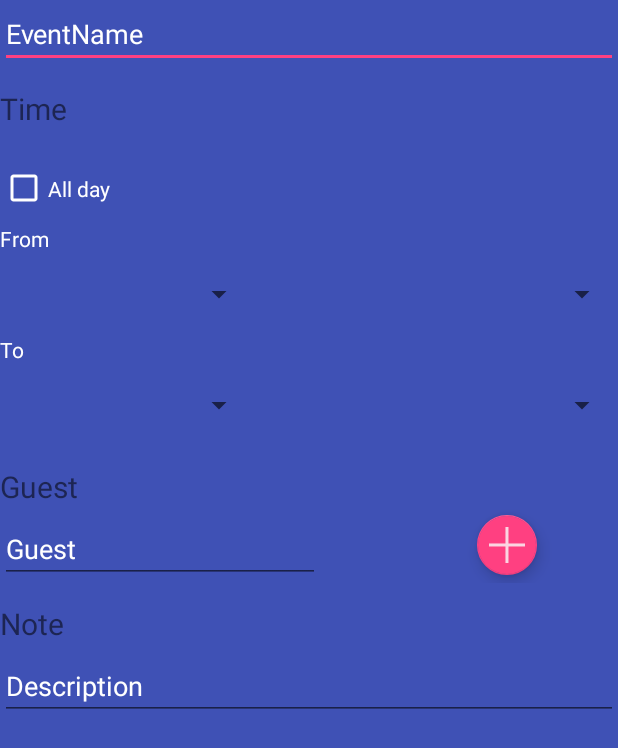
After one commit to barsKii/FlatApplication-SDP-GRP3, an Android app: the layout calendar_add_event.xml on its own in the app's theme, with its tools: preview values and no code run, on a phone screen of 412 x 824 dp. The commit adds this screen. Shown: the top 748 px of the screen. Run offline under Robolectric (Android 15) with nearby library versions, the phone set to English and light mode, and no system bars.

Commit message:
Calendar add event ui added

```diff
--- a/app/src/main/AndroidManifest.xml
+++ b/app/src/main/AndroidManifest.xml
@@ -1,6 +1,9 @@
 <?xml version="1.0" encoding="utf-8"?>
 <manifest xmlns:android="http://schemas.android.com/apk/res/android"
     package="com.sdpcrew.android.flatapp">
+
+    <uses-permission android:name="android.permission.READ_CALENDAR" />
+    <uses-permission android:name="android.permission.WRITE_CALENDAR" />
 
     <application
         android:allowBackup="true"
@@ -24,6 +27,7 @@
                   android:theme="@style/FlatAppTaskManager">
               </activity>
         <activity android:name=".Calender.CalendarMain"></activity>
+        <activity android:name=".Calender.CalenderEventHandler"></activity>
     </application>
 
 
--- a/app/src/main/java/com/sdpcrew/android/flatapp/Calender/CalendarMain.java
+++ b/app/src/main/java/com/sdpcrew/android/flatapp/Calender/CalendarMain.java
@@ -6,6 +6,8 @@ import java.util.ArrayList;
 import java.util.GregorianCalendar;
 import java.util.Locale;
 import com.sdpcrew.android.flatapp.*;
+
+import android.content.Intent;
 import android.os.Bundle;
 import android.os.Handler;
 import android.support.v7.app.AppCompatActivity;
@@ -17,6 +19,7 @@ import android.widget.GridView;
 import android.widget.RelativeLayout;
 import android.widget.TextView;
 import android.widget.Toast;
+
 
 public class CalendarMain extends AppCompatActivity {
 
@@ -76,7 +79,7 @@ public class CalendarMain extends AppCompatActivity {
                     refreshCalendar();
                 }else{
                     setContentView(R.layout.calendar_day_list);
-                    ((TextView) findViewById(R.id.calendar_day_list_date)).setText(selectedGridDate);
+
                 }
                 ((CalendarAdapter) parent.getAdapter()).setSelected(v);
                 showToast(selectedGridDate);
@@ -161,4 +164,8 @@ public class CalendarMain extends AppCompatActivity {
             calendarAdapter.notifyDataSetChanged();
         }
     };
+
+    public void addCalendarEvents (View v) {
+        startActivity(new Intent(this, CalenderEventHandler.class));
+    }
 }
--- a/app/src/main/java/com/sdpcrew/android/flatapp/Calender/CalenderEventHandler.java
+++ b/app/src/main/java/com/sdpcrew/android/flatapp/Calender/CalenderEventHandler.java
@@ -1,8 +1,20 @@
 package com.sdpcrew.android.flatapp.Calender;
 
+import android.app.AlertDialog;
+import android.content.DialogInterface;
 import android.os.Bundle;
 import android.support.v7.app.AppCompatActivity;
+import android.view.LayoutInflater;
+import android.view.View;
+import android.widget.ArrayAdapter;
+import android.widget.EditText;
+
 import com.sdpcrew.android.flatapp.R;
+import com.sdpcrew.android.flatapp.ShoppingList;
+
+import java.util.ArrayList;
+import java.util.GregorianCalendar;
+import java.util.Locale;
 
 
 /**
@@ -11,15 +23,14 @@ import com.sdpcrew.android.flatapp.R;
 
 public class CalenderEventHandler extends AppCompatActivity {
 
-    @Override
-    protected void onCreate(Bundle savedInstanceState) {
+    private ArrayList<String> dayHours;;
+    public GregorianCalendar hours;
+
+    public void onCreate(Bundle savedInstanceState) {
         super.onCreate(savedInstanceState);
-        setContentView(R.layout.activity_shopping_list);
-
+        setContentView(R.layout.calendar_add_event);
     }
 
 
-    public void showCalendarEvents(){
 
-    }
 }
--- /dev/null
+++ b/app/src/main/res/layout/calendar_add_event.xml
@@ -0,0 +1,189 @@
+<?xml version="1.0" encoding="utf-8"?>
+<LinearLayout xmlns:android="http://schemas.android.com/apk/res/android"
+    xmlns:app="http://schemas.android.com/apk/res-auto"
+    android:orientation="vertical" android:layout_width="match_parent"
+    android:layout_height="match_parent"
+    android:background="@color/colorPrimary"
+    android:weightSum="1">
+
+    <EditText
+        android:layout_width="match_parent"
+        android:layout_height="wrap_content"
+        android:inputType="textPersonName"
+        android:text="EventName"
+        android:ems="10"
+        android:id="@+id/calendar_event_name" />
+
+    <RelativeLayout
+        android:layout_width="match_parent"
+        android:layout_height="wrap_content">
+
+        <TextView
+            android:text="Time"
+            android:layout_width="match_parent"
+            android:layout_height="wrap_content"
+            android:id="@+id/calendar_time_display"
+            android:layout_alignParentTop="true"
+            android:layout_alignParentLeft="true"
+            android:layout_alignParentStart="true"
+            android:layout_marginTop="13dp"
+            android:textSize="20dp"/>
+
+    </RelativeLayout>
+
+    <CheckBox
+        android:text="All day"
+        android:layout_width="match_parent"
+        android:layout_height="wrap_content"
+        android:layout_below="@+id/calendar_time_display"
+        android:layout_alignParentLeft="true"
+        android:layout_alignParentStart="true"
+        android:layout_marginTop="16dp"
+        android:id="@+id/calendar_checkBox_allday"
+        android:layout_weight="0.04"
+        android:textColor="#fff"
+        android:buttonTint="#fff"
+        />
+
+    <RelativeLayout
+        android:layout_width="match_parent"
+        android:layout_height="wrap_content"
+        android:layout_weight="0.04"
+        android:id="@+id/calendar_events_from">
+
+        <TextView
+            android:text="From"
+            android:layout_width="match_parent"
+            android:layout_height="wrap_content"
+            android:id="@+id/calendar_text_from"
+            android:textColor="#fff"/>
+
+        <Spinner
+            android:layout_height="wrap_content"
+            android:layout_below="@+id/calendar_text_from"
+            android:layout_alignParentLeft="true"
+            android:layout_alignParentStart="true"
+            android:layout_marginTop="15dp"
+            android:id="@+id/calendar_date_from"
+            android:layout_width="170dp" />
+
+        <Spinner
+            android:layout_width="match_parent"
+            android:layout_height="wrap_content"
+            android:id="@+id/calendar_time_from"
+            android:layout_alignTop="@+id/calendar_date_from"
+            android:layout_alignParentRight="true"
+            android:layout_alignParentEnd="true" />
+
+    </RelativeLayout>
+    <RelativeLayout
+        android:layout_width="match_parent"
+        android:layout_height="wrap_content"
+        android:layout_weight="0.04"
+        android:id="@+id/calendar_events_to">
+
+        <TextView
+            android:text="To"
+            android:layout_width="match_parent"
+            android:layout_height="wrap_content"
+            android:id="@+id/calendar_text_to"
+            android:textColor="#fff"/>
+
+        <Spinner
+            android:layout_height="wrap_content"
+            android:layout_below="@+id/calendar_text_to"
+            android:layout_alignParentLeft="true"
+            android:layout_alignParentStart="true"
+            android:layout_marginTop="15dp"
+            android:id="@+id/calendar_date_to"
+            android:layout_width="170dp" />
+
+        <Spinner
+            android:layout_width="match_parent"
+            android:layout_height="wrap_content"
+            android:id="@+id/calendar_time_to"
+            android:layout_alignTop="@+id/calendar_date_to"
+            android:layout_alignParentRight="true"
+            android:layout_alignParentEnd="true" />
+
+    </RelativeLayout>
+
+
+    <RelativeLayout
+        android:layout_width="match_parent"
+        android:layout_height="wrap_content"
+        android:id="@+id/calendar_events_guest">
+
+        <TextView
+            android:text="Guest"
+            android:layout_width="match_parent"
+            android:layout_height="wrap_content"
+            android:id="@+id/calendar_guest_display"
+            android:layout_alignParentTop="true"
+            android:layout_alignParentLeft="true"
+            android:layout_alignParentStart="true"
+            android:layout_marginTop="13dp"
+            android:textSize="20dp"/>
+
+        <EditText
+            android:layout_width="wrap_content"
+            android:layout_height="wrap_content"
+            android:inputType="textPersonName"
+            android:text="Guest"
+            android:ems="10"
+            android:layout_alignParentTop="true"
+            android:layout_alignParentLeft="true"
+            android:layout_alignParentStart="true"
+            android:layout_marginTop="46dp"
+            android:id="@+id/editText4" />
+
+        <android.support.design.widget.FloatingActionButton
+            android:layout_width="wrap_content"
+            android:layout_height="wrap_content"
+            android:clickable="true"
+            app:fabSize="mini"
+            app:srcCompat="@drawable/ic_menu_add"
+            android:layout_alignTop="@+id/editText4"
+            android:layout_alignParentRight="true"
+            android:layout_alignParentEnd="true"
+            android:layout_marginRight="54dp"
+            android:layout_marginEnd="54dp"
+            android:id="@+id/floatingActionButton" />
+
+    </RelativeLayout>
+
+    <RelativeLayout
+        android:layout_width="match_parent"
+        android:layout_height="wrap_content"
+        android:id="@+id/calendar_events_note">
+
+        <TextView
+            android:text="Note"
+            android:layout_width="match_parent"
+            android:layout_height="wrap_content"
+            android:id="@+id/calendar_guest_note"
+            android:layout_alignParentTop="true"
+            android:layout_alignParentLeft="true"
+            android:layout_alignParentStart="true"
+            android:layout_marginTop="13dp"
+            android:textSize="20dp"/>
+
+        <EditText
+            android:layout_width="wrap_content"
+            android:layout_height="wrap_content"
+            android:inputType="textPersonName"
+            android:text="Description"
+            android:ems="10"
+            android:layout_alignParentTop="true"
+            android:layout_alignParentLeft="true"
+            android:layout_alignParentStart="true"
+            android:layout_marginTop="46dp"
+            android:id="@+id/calendar_date_desc"
+            android:layout_alignParentRight="true"
+            android:layout_alignParentEnd="true" />
+
+
+
+    </RelativeLayout>
+
+</LinearLayout>
--- a/app/src/main/res/layout/calendar_day_list.xml
+++ b/app/src/main/res/layout/calendar_day_list.xml
@@ -1,11 +1,15 @@
 <?xml version="1.0" encoding="utf-8"?>
 <LinearLayout xmlns:android="http://schemas.android.com/apk/res/android"
     android:orientation="vertical" android:layout_width="match_parent"
-    android:layout_height="match_parent">
+    android:layout_height="match_parent"
+    android:background="@color/colorPrimary">
 
-    <TextView
-        android:text="TextView"
+    <ListView
         android:layout_width="match_parent"
-        android:layout_height="wrap_content"
-        android:id="@+id/calendar_day_list_date" />
+        android:layout_height="match_parent"
+        android:id="@+id/calendar_day_list">
+
+
+    </ListView>
+
 </LinearLayout>
--- a/app/src/main/res/layout/calender_main.xml
+++ b/app/src/main/res/layout/calender_main.xml
@@ -114,7 +114,7 @@
             android:layout_marginRight="30dp"
             android:layout_marginEnd="30dp"
             android:id="@+id/calendar_floatingActionButton"
-            android:onClick="showCalendarEvents"
+            android:onClick="addCalendarEvents"
             android:scaleType="fitXY"
             android:layout_above="@+id/calendar_bottom_flow"
             android:layout_alignParentRight="true"
```
